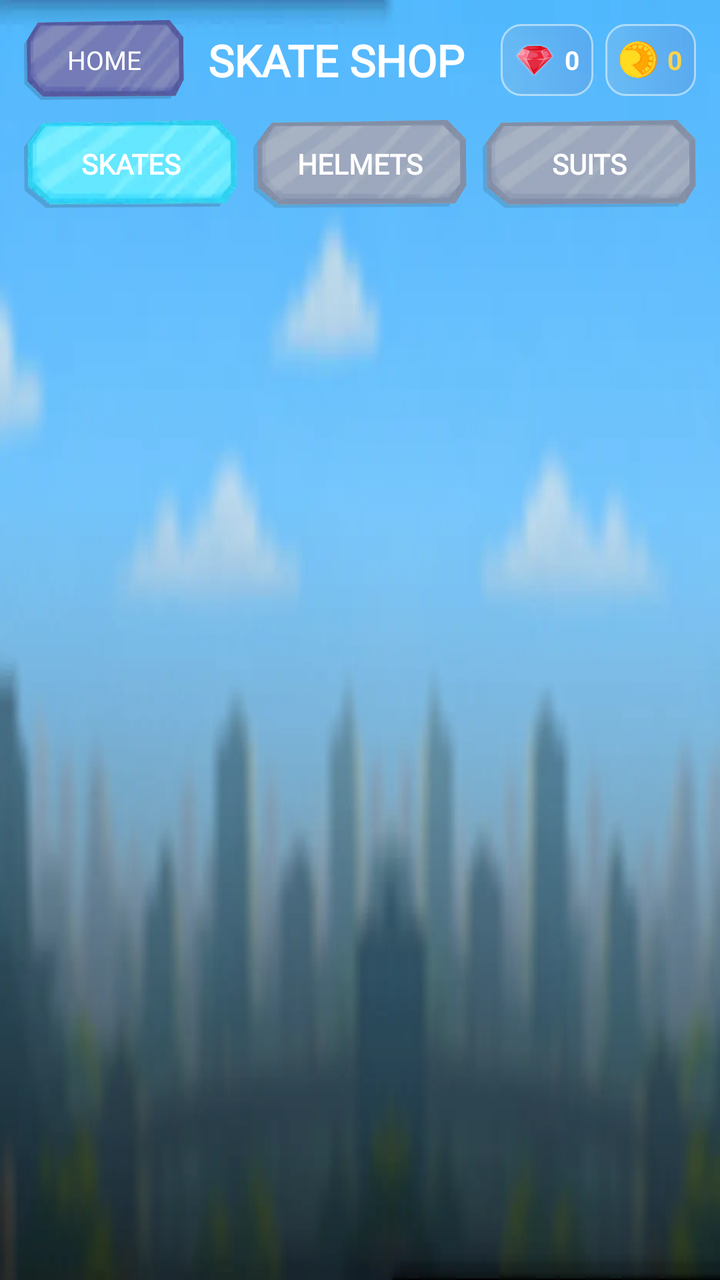
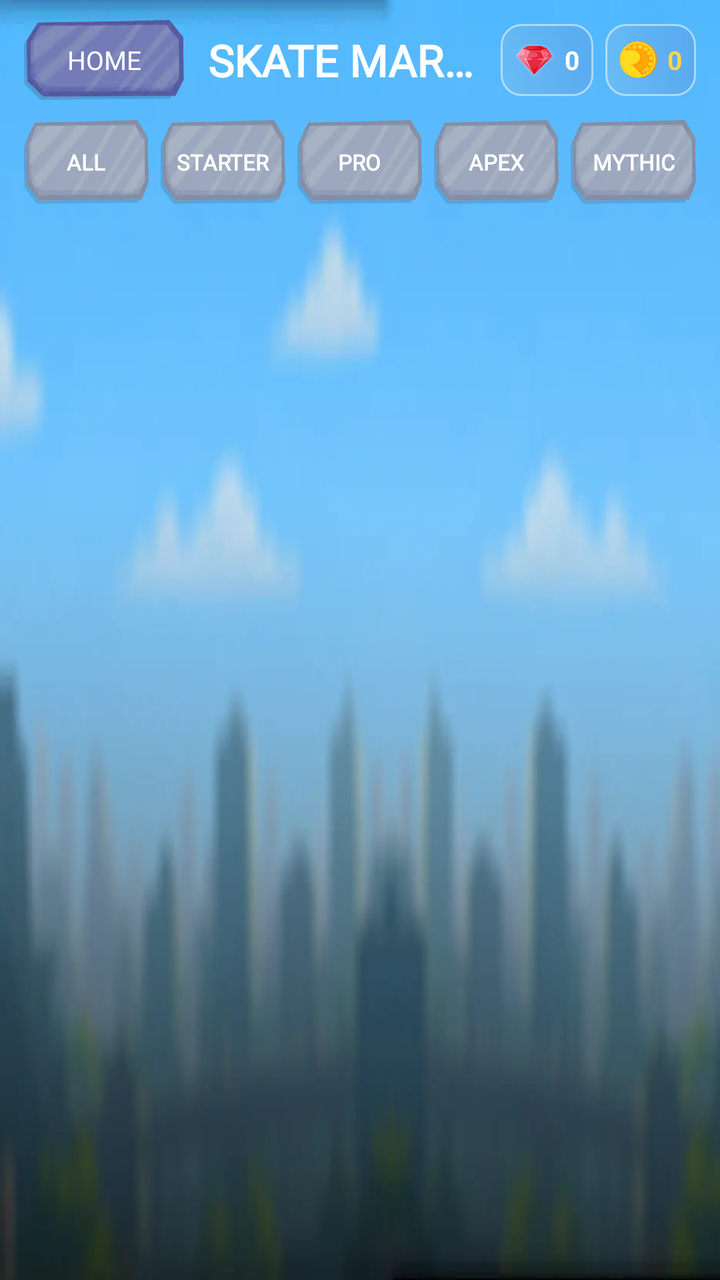

The first picture is an Android layout as it rendered before a commit; the second is the same layout after the commit. The layout source and the unified diff follow.
<!-- AndroidManifest.xml: application theme Theme.RollerRush -->
<!-- res/layout/activity_shop.xml -->
<?xml version="1.0" encoding="utf-8"?>
<LinearLayout
    xmlns:android="http://schemas.android.com/apk/res/android"
    android:id="@+id/shopRoot"
    android:layout_width="match_parent"
    android:layout_height="match_parent"
    android:orientation="vertical"
    android:background="@drawable/shop_bg_img"
    android:paddingStart="12dp"
    android:paddingEnd="12dp"
    android:paddingTop="6dp"
    android:paddingBottom="4dp">

    
    <LinearLayout
        android:id="@+id/shopHeader"
        android:layout_width="match_parent"
        android:layout_height="wrap_content"
        android:minHeight="48dp"
        android:gravity="center_vertical"
        android:orientation="horizontal">

        <Button
            android:id="@+id/btnShopBack"
            android:layout_width="80dp"
            android:layout_height="40dp"
            android:minWidth="0dp"
            android:paddingStart="12dp"
            android:paddingEnd="12dp"
            android:text="HOME"
            android:fontFamily="@font/new_font"
            android:textAllCaps="false"
            android:textColor="#FFFFFF"
            android:textSize="13sp"
            android:background="@drawable/violet_button_bg"

            android:contentDescription="Return to home screen" />

        <TextView
            android:id="@+id/tvShopTitle"
            android:layout_width="0dp"
            android:layout_height="wrap_content"
            android:layout_weight="1"
            android:layout_marginStart="12dp"
            android:text="SKATE SHOP"
            android:textColor="#FFFFFF"
            android:textSize="22sp"
            android:fontFamily="@font/new_font"
            android:textStyle="bold"
            android:maxLines="1"
            android:ellipsize="end" />

        <LinearLayout
            android:id="@+id/currencyBar"
            android:layout_width="wrap_content"
            android:layout_height="wrap_content"
            android:gravity="center"
            android:orientation="horizontal">

            <LinearLayout
                android:layout_width="wrap_content"
                android:layout_height="36dp"
                android:layout_marginEnd="6dp"
                android:background="@drawable/coin_container"
                android:gravity="center"
                android:orientation="horizontal"
                android:paddingStart="7dp"
                android:paddingEnd="7dp">

                <ImageView
                    android:layout_width="20dp"
                    android:layout_height="20dp"
                    android:layout_marginEnd="5dp"
                    android:src="@drawable/rush_ruby"
                    android:contentDescription="Rush Rubies" />

                <TextView
                    android:id="@+id/tvShopRubies"
                    android:layout_width="wrap_content"
                    android:layout_height="wrap_content"
                    android:text="0"
                    android:textColor="#FFFFFF"
                    android:textSize="13sp"
                    android:textStyle="bold"
                    android:maxLines="1" />
            </LinearLayout>

            <LinearLayout
                android:layout_width="wrap_content"
                android:layout_height="36dp"
                android:background="@drawable/coin_container"
                android:gravity="center"
                android:orientation="horizontal"
                android:paddingStart="7dp"
                android:paddingEnd="7dp">

                <ImageView
                    android:layout_width="19dp"
                    android:layout_height="19dp"
                    android:layout_marginEnd="5dp"
                    android:src="@drawable/rush_coin"
                    android:contentDescription="Coins" />

                <TextView
                    android:id="@+id/tvShopCoins"
                    android:layout_width="wrap_content"
                    android:layout_height="wrap_content"
                    android:text="0"
                    android:textColor="#FFD34B"
                    android:textSize="13sp"
                    android:textStyle="bold"
                    android:maxLines="1" />
            </LinearLayout>
        </LinearLayout>
    </LinearLayout>

    
    <LinearLayout
        android:id="@+id/shopCategoryTabs"
        android:layout_width="match_parent"
        android:layout_height="44dp"
        android:layout_marginTop="6dp"
        android:orientation="horizontal"
        android:gravity="center"
        android:weightSum="3">

        <Button
            android:id="@+id/btnSkates"
            android:layout_width="0dp"
            android:layout_height="match_parent"
            android:layout_weight="1"
            android:layout_marginEnd="4dp"
            android:text="SKATES"
            android:textSize="14sp"
            android:fontFamily="@font/new_font"
            android:textStyle="bold"
            android:textColor="#FFFFFF"
            android:background="@drawable/cyan_button_bg"/>

        <Button
            android:id="@+id/btnHelmets"
            android:layout_width="0dp"
            android:layout_height="match_parent"
            android:layout_weight="1"
            android:layout_marginHorizontal="4dp"
            android:text="HELMETS"
            android:textSize="14sp"
            android:fontFamily="@font/new_font"
            android:textStyle="bold"
            android:textColor="#FFFFFF"
            android:background="@drawable/silver_button_bg"/>

        <Button
            android:id="@+id/btnSuits"
            android:layout_width="0dp"
            android:layout_height="match_parent"
            android:layout_weight="1"
            android:layout_marginStart="4dp"
            android:text="SUITS"
            android:fontFamily="@font/new_font"
            android:textSize="14sp"
            android:textStyle="bold"
            android:textColor="#FFFFFF"
            android:background="@drawable/silver_button_bg"/>
    </LinearLayout>

    
    <ScrollView
        android:id="@+id/shopScroll"
        android:layout_width="match_parent"
        android:layout_height="0dp"
        android:layout_weight="1"
        android:layout_marginTop="4dp"
        android:fillViewport="false"
        android:clipToPadding="false"
        android:scrollbars="vertical"
        android:overScrollMode="never">

        <LinearLayout
            android:id="@+id/shopContent"
            android:layout_width="match_parent"
            android:layout_height="wrap_content"
            android:orientation="vertical"
            android:paddingTop="4dp"
            android:paddingBottom="16dp" />
    </ScrollView>

</LinearLayout>
<!-- resources referenced by this layout -->
<resources>
  <!-- drawable coin_container (drawable) -->
  <?xml version="1.0" encoding="utf-8"?>
  <shape xmlns:android="http://schemas.android.com/apk/res/android">
  <gradient android:startColor="#4D93C0E2" android:endColor="#4D6189D0"/>
      <corners android:radius="10dp"/>
      <stroke android:color="#81FFFFFF" android:width="1dp"/>
  </shape>
  <!-- drawable cyan_button_bg: webp bitmap (drawable-nodpi, 5732 bytes) -->
  <!-- drawable rush_coin: webp bitmap (drawable, 6902 bytes) -->
  <!-- drawable rush_ruby: webp bitmap (drawable, 12584 bytes) -->
  <!-- drawable shop_bg_img: webp bitmap (drawable, 11990 bytes) -->
  <!-- drawable silver_button_bg: webp bitmap (drawable, 4568 bytes) -->
  <!-- drawable violet_button_bg: webp bitmap (drawable-nodpi, 4894 bytes) -->
  <style name="Theme.RollerRush" parent="Theme.AppCompat.NoActionBar">
          <item name="android:windowFullscreen">true</item>
          <item name="android:windowBackground">@android:color/black</item>
      </style>
</resources>

<!-- the commit's change to res/layout/activity_shop.xml (unified diff, before → after) -->
@@ -33,7 +33,6 @@
             android:textColor="#FFFFFF"
             android:textSize="13sp"
             android:background="@drawable/violet_button_bg"
-
             android:contentDescription="Return to home screen" />
 
         <TextView
@@ -42,7 +41,7 @@
             android:layout_height="wrap_content"
             android:layout_weight="1"
             android:layout_marginStart="12dp"
-            android:text="SKATE SHOP"
+            android:text="SKATE MARKET"
             android:textColor="#FFFFFF"
             android:textSize="22sp"
             android:fontFamily="@font/new_font"
@@ -50,6 +49,7 @@
             android:maxLines="1"
             android:ellipsize="end" />
 
+        
         <LinearLayout
             android:id="@+id/currencyBar"
             android:layout_width="wrap_content"
@@ -118,50 +118,96 @@
     <LinearLayout
         android:id="@+id/shopCategoryTabs"
         android:layout_width="match_parent"
-        android:layout_height="44dp"
+        android:layout_height="42dp"
         android:layout_marginTop="6dp"
         android:orientation="horizontal"
         android:gravity="center"
-        android:weightSum="3">
-
-        <Button
-            android:id="@+id/btnSkates"
-            android:layout_width="0dp"
-            android:layout_height="match_parent"
-            android:layout_weight="1"
-            android:layout_marginEnd="4dp"
-            android:text="SKATES"
-            android:textSize="14sp"
-            android:fontFamily="@font/new_font"
-            android:textStyle="bold"
-            android:textColor="#FFFFFF"
-            android:background="@drawable/cyan_button_bg"/>
-
-        <Button
-            android:id="@+id/btnHelmets"
-            android:layout_width="0dp"
-            android:layout_height="match_parent"
-            android:layout_weight="1"
-            android:layout_marginHorizontal="4dp"
-            android:text="HELMETS"
-            android:textSize="14sp"
-            android:fontFamily="@font/new_font"
-            android:textStyle="bold"
-            android:textColor="#FFFFFF"
-            android:background="@drawable/silver_button_bg"/>
-
-        <Button
-            android:id="@+id/btnSuits"
-            android:layout_width="0dp"
-            android:layout_height="match_parent"
-            android:layout_weight="1"
-            android:layout_marginStart="4dp"
-            android:text="SUITS"
-            android:fontFamily="@font/new_font"
-            android:textSize="14sp"
-            android:textStyle="bold"
-            android:textColor="#FFFFFF"
-            android:background="@drawable/silver_button_bg"/>
+        android:weightSum="5">
+
+        <Button
+            android:id="@+id/btnAll"
+            android:layout_width="0dp"
+            android:layout_height="match_parent"
+            android:layout_weight="1"
+            android:layout_marginEnd="3dp"
+            android:minWidth="0dp"
+            android:paddingStart="2dp"
+            android:paddingEnd="2dp"
+            android:text="ALL"
+            android:textAllCaps="false"
+            android:textSize="11sp"
+            android:fontFamily="@font/new_font"
+            android:textStyle="bold"
+            android:textColor="#FFFFFF"
+            android:background="@drawable/silver_button_bg" />
+
+        <Button
+            android:id="@+id/btnStarter"
+            android:layout_width="0dp"
+            android:layout_height="match_parent"
+            android:layout_weight="1"
+            android:layout_marginHorizontal="3dp"
+            android:minWidth="0dp"
+            android:paddingStart="2dp"
+            android:paddingEnd="2dp"
+            android:text="STARTER"
+            android:textAllCaps="false"
+            android:textSize="11sp"
+            android:fontFamily="@font/new_font"
+            android:textStyle="bold"
+            android:textColor="#FFFFFF"
+            android:background="@drawable/silver_button_bg" />
+
+        <Button
+            android:id="@+id/btnPro"
+            android:layout_width="0dp"
+            android:layout_height="match_parent"
+            android:layout_weight="1"
+            android:layout_marginHorizontal="3dp"
+            android:minWidth="0dp"
+            android:paddingStart="2dp"
+            android:paddingEnd="2dp"
+            android:text="PRO"
+            android:textAllCaps="false"
+            android:textSize="11sp"
+            android:fontFamily="@font/new_font"
+            android:textStyle="bold"
+            android:textColor="#FFFFFF"
+            android:background="@drawable/silver_button_bg" />
+
+        <Button
+            android:id="@+id/btnApex"
+            android:layout_width="0dp"
+            android:layout_height="match_parent"
+            android:layout_weight="1"
+            android:layout_marginHorizontal="3dp"
+            android:minWidth="0dp"
+            android:paddingStart="2dp"
+            android:paddingEnd="2dp"
+            android:text="APEX"
+            android:textAllCaps="false"
+            android:textSize="11sp"
+            android:fontFamily="@font/new_font"
+            android:textStyle="bold"
+            android:textColor="#FFFFFF"
+            android:background="@drawable/silver_button_bg" />
+
+        <Button
+            android:id="@+id/btnMythic"
+            android:layout_width="0dp"
+            android:layout_height="match_parent"
+            android:layout_weight="1"
+            android:layout_marginStart="3dp"
+            android:minWidth="0dp"
+            android:paddingStart="2dp"
+            android:paddingEnd="2dp"
+            android:text="MYTHIC"
+            android:textAllCaps="false"
+            android:textSize="11sp"
+            android:fontFamily="@font/new_font"
+            android:textStyle="bold"
+            android:textColor="#FFFFFF"
+            android:background="@drawable/silver_button_bg" />
     </LinearLayout>
 
     
@@ -181,8 +227,9 @@
             android:layout_width="match_parent"
             android:layout_height="wrap_content"
             android:orientation="vertical"
-            android:paddingTop="4dp"
+            android:paddingTop="2dp"
             android:paddingBottom="16dp" />
+
     </ScrollView>
 
 </LinearLayout>
<!-- resource entries referenced after the edit -->
@@ -7,7 +7,6 @@
       <corners android:radius="10dp"/>
       <stroke android:color="#81FFFFFF" android:width="1dp"/>
   </shape>
-  <!-- drawable cyan_button_bg: webp bitmap (drawable-nodpi, 5732 bytes) -->
   <!-- drawable rush_coin: webp bitmap (drawable, 6902 bytes) -->
   <!-- drawable rush_ruby: webp bitmap (drawable, 12584 bytes) -->
   <!-- drawable shop_bg_img: webp bitmap (drawable, 11990 bytes) -->
